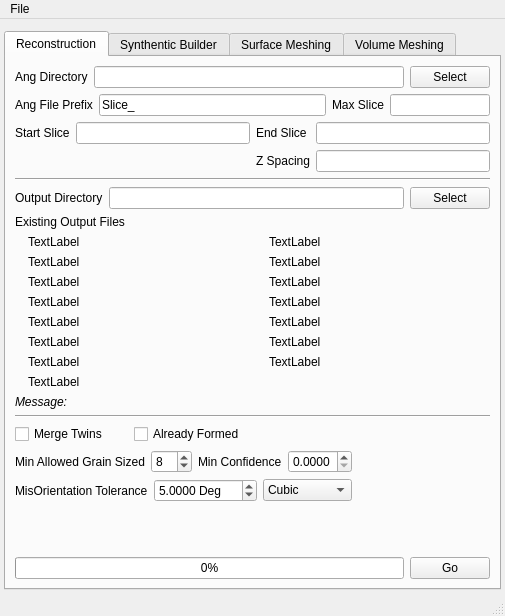
Qt form Source/AIM/GUI/UI_Files/RepresentationUI.ui (BlueQuartzSoftware/DREAM3D) before a commit.
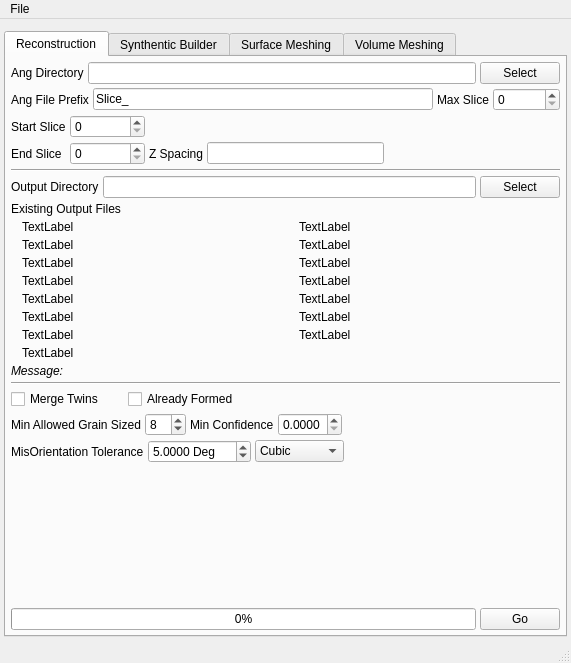
The same form after that commit. Icons and pictures are not drawn.

Diff of the .ui file:
```diff
--- a/Source/AIM/GUI/UI_Files/RepresentationUI.ui
+++ b/Source/AIM/GUI/UI_Files/RepresentationUI.ui
@@ -6,8 +6,8 @@
    <rect>
     <x>0</x>
     <y>0</y>
-    <width>505</width>
-    <height>616</height>
+    <width>571</width>
+    <height>663</height>
    </rect>
   </property>
   <property name="windowTitle">
@@ -37,6 +37,12 @@
         <string>Reconstruction</string>
        </attribute>
        <layout class="QVBoxLayout" name="verticalLayout">
+        <property name="spacing">
+         <number>4</number>
+        </property>
+        <property name="margin">
+         <number>5</number>
+        </property>
         <item>
          <layout class="QGridLayout" name="gridLayout_2">
           <item row="0" column="0">
@@ -82,12 +88,9 @@
            </widget>
           </item>
           <item>
-           <widget class="QLineEdit" name="angMaxSlice">
-            <property name="maximumSize">
-             <size>
-              <width>100</width>
-              <height>16777215</height>
-             </size>
+           <widget class="QSpinBox" name="angMaxSlice">
+            <property name="maximum">
+             <number>100000000</number>
             </property>
            </widget>
           </item>
@@ -102,19 +105,6 @@
             </property>
            </widget>
           </item>
-          <item row="0" column="1">
-           <widget class="QLineEdit" name="zStartIndex"/>
-          </item>
-          <item row="0" column="2">
-           <widget class="QLabel" name="label_6">
-            <property name="text">
-             <string>End Slice</string>
-            </property>
-           </widget>
-          </item>
-          <item row="0" column="3">
-           <widget class="QLineEdit" name="zEndIndex"/>
-          </item>
           <item row="1" column="2">
            <widget class="QLabel" name="label_7">
             <property name="text">
@@ -125,6 +115,46 @@
           <item row="1" column="3">
            <widget class="QLineEdit" name="zSpacing"/>
           </item>
+          <item row="1" column="0">
+           <widget class="QLabel" name="label_6">
+            <property name="text">
+             <string>End Slice</string>
+            </property>
+           </widget>
+          </item>
+          <item row="1" column="1">
+           <widget class="QSpinBox" name="zEndIndex">
+            <property name="minimumSize">
+             <size>
+              <width>75</width>
+              <height>0</height>
+             </size>
+            </property>
+           </widget>
+          </item>
+          <item row="0" column="1">
+           <widget class="QSpinBox" name="zStartIndex">
+            <property name="minimumSize">
+             <size>
+              <width>75</width>
+              <height>0</height>
+             </size>
+            </property>
+           </widget>
+          </item>
+          <item row="0" column="4" rowspan="2">
+           <spacer name="horizontalSpacer_5">
+            <property name="orientation">
+             <enum>Qt::Horizontal</enum>
+            </property>
+            <property name="sizeHint" stdset="0">
+             <size>
+              <width>40</width>
+              <height>20</height>
+             </size>
+            </property>
+           </spacer>
+          </item>
          </layout>
         </item>
         <item>
@@ -157,7 +187,7 @@
         </item>
         <item>
          <layout class="QGridLayout" name="gridLayout_4">
-          <item row="0" column="0">
+          <item row="0" column="0" colspan="2">
            <widget class="QLabel" name="label_12">
             <property name="text">
              <string>Existing Output Files</string>
@@ -166,8 +196,11 @@
           </item>
           <item row="1" column="0">
            <layout class="QFormLayout" name="formLayout_2">
+            <property name="labelAlignment">
+             <set>Qt::AlignLeading|Qt::AlignLeft|Qt::AlignVCenter</set>
+            </property>
             <item row="0" column="0">
-             <widget class="QLabel" name="StatsFileIcon">
+             <widget class="QLabel" name="ReconstructedDataFileIcon">
               <property name="text">
                <string/>
               </property>
@@ -177,7 +210,7 @@
              </widget>
             </item>
             <item row="0" column="1">
-             <widget class="QLabel" name="StatsFile">
+             <widget class="QLabel" name="ReconstructedDataFile">
               <property name="text">
                <string>TextLabel</string>
               </property>
@@ -324,7 +357,7 @@
              </widget>
             </item>
             <item row="1" column="0">
-             <widget class="QLabel" name="ReconstructedDataFileIcon">
+             <widget class="QLabel" name="StatsFileIcon">
               <property name="text">
                <string/>
               </property>
@@ -334,7 +367,7 @@
              </widget>
             </item>
             <item row="1" column="1">
-             <widget class="QLabel" name="ReconstructedDataFile">
+             <widget class="QLabel" name="StatsFile">
               <property name="text">
                <string>TextLabel</string>
               </property>
@@ -437,6 +470,12 @@
             <property name="text">
              <string>Message:</string>
             </property>
+            <property name="wordWrap">
+             <bool>true</bool>
+            </property>
+            <property name="margin">
+             <number>3</number>
+            </property>
            </widget>
           </item>
          </layout>
@@ -672,7 +711,7 @@
     <rect>
      <x>0</x>
      <y>0</y>
-     <width>505</width>
+     <width>571</width>
      <height>22</height>
     </rect>
    </property>
```
